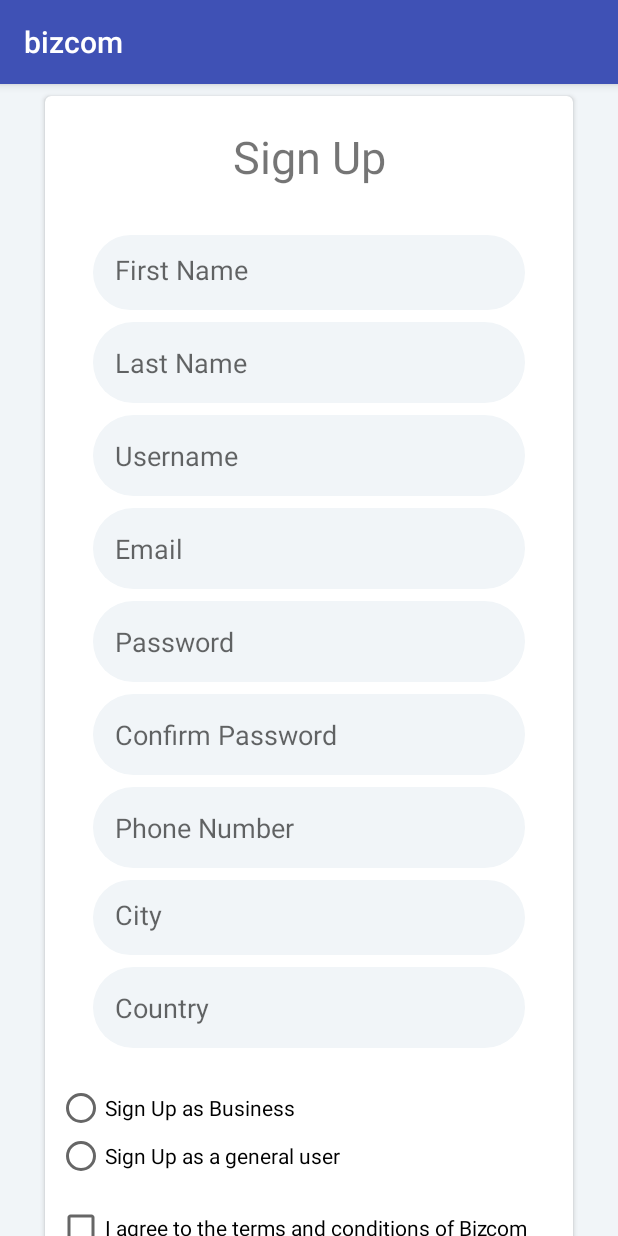
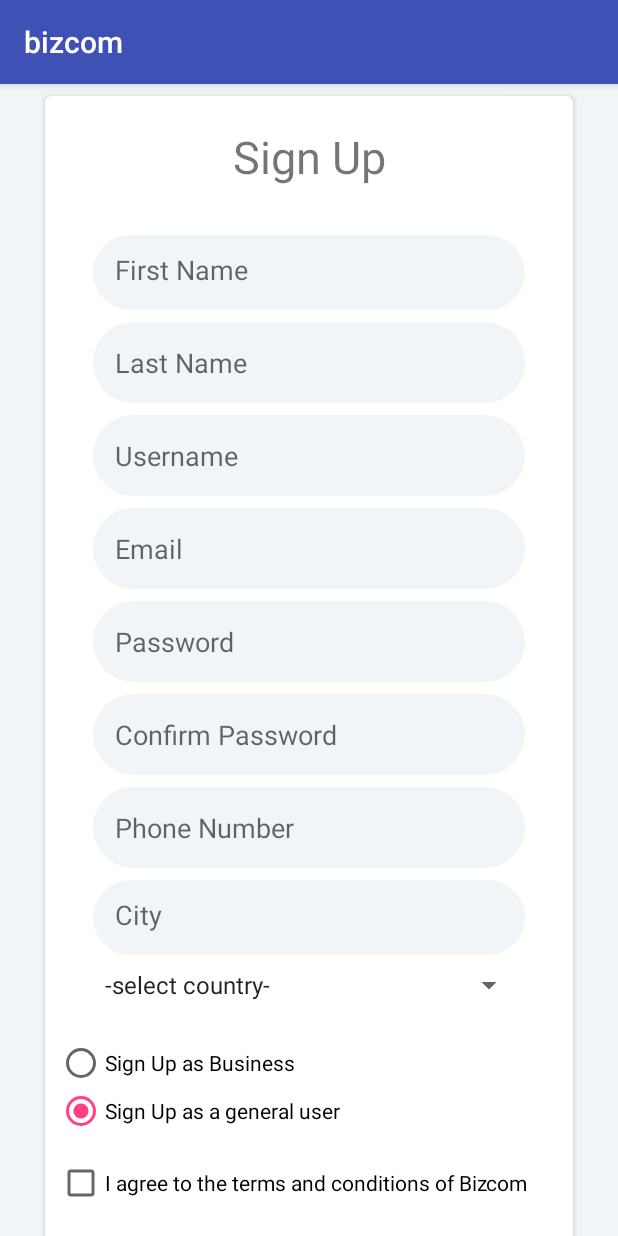
Before and after one commit to peaceofmind123/BizCom, an Android app: the screen it shows after launch (Signup before the commit, SignupActivity after it), on a phone screen of 412 x 824 dp. Run offline under Robolectric (Android 15) with nearby library versions, the phone set to English and light mode, and no system bars; libraries missing offline, so code that uses them is left out: com.basgeekball.awesomevalidation; 10 statements that could not run were skipped.

Commit message:
Added frontend validation to signup ui

```diff
--- a/code/frontend/bizcom/app/src/main/AndroidManifest.xml
+++ b/code/frontend/bizcom/app/src/main/AndroidManifest.xml
@@ -9,7 +9,7 @@
         android:roundIcon="@mipmap/ic_launcher_round"
         android:supportsRtl="true"
         android:theme="@style/AppTheme">
-        <activity android:name=".Signup">
+        <activity android:name=".SignupActivity">
             <intent-filter>
                 <action android:name="android.intent.action.MAIN" />
 
--- a/code/frontend/bizcom/app/src/main/java/bizcom/bizcom/Signup.java
+++ /dev/null
@@ -1,24 +0,0 @@
-package bizcom.bizcom;
-
-import android.support.v7.app.AppCompatActivity;
-import android.os.Bundle;
-import android.view.View;
-import android.widget.Button;
-import android.widget.EditText;
-
-public class Signup extends AppCompatActivity {
-
-    private String fName;
-    public void btnSignupHandler(View view) {
-        EditText fNameText = findViewById(R.id.fName);
-        fName = fNameText.getText().toString();
-    }
-
-    @Override
-    protected void onCreate(Bundle savedInstanceState) {
-        super.onCreate(savedInstanceState);
-        setContentView(R.layout.activity_signup);
-    }
-
-
-}
--- /dev/null
+++ b/code/frontend/bizcom/app/src/main/java/bizcom/bizcom/SignupActivity.java
@@ -0,0 +1,190 @@
+package bizcom.bizcom;
+
+import android.graphics.Color;
+import android.graphics.PorterDuff;
+import android.graphics.drawable.ColorDrawable;
+import android.support.v7.app.AppCompatActivity;
+import android.os.Bundle;
+import android.view.View;
+import android.widget.AdapterView;
+import android.widget.ArrayAdapter;
+import android.widget.Button;
+import android.widget.CheckBox;
+import android.widget.CompoundButton;
+import android.widget.EditText;
+import android.widget.RadioGroup;
+import android.widget.Spinner;
+import android.widget.TextView;
+
+import com.basgeekball.awesomevalidation.AwesomeValidation;
+import com.basgeekball.awesomevalidation.ValidationHolder;
+import com.basgeekball.awesomevalidation.ValidationStyle;
+import com.basgeekball.awesomevalidation.utility.RegexTemplate;
+import com.basgeekball.awesomevalidation.utility.custom.CustomErrorReset;
+import com.basgeekball.awesomevalidation.utility.custom.CustomValidation;
+import com.basgeekball.awesomevalidation.utility.custom.CustomValidationCallback;
+import com.basgeekball.awesomevalidation.utility.custom.SimpleCustomValidation;
+
+import java.util.ArrayList;
+import java.util.Collections;
+import java.util.Locale;
+
+public class SignupActivity extends AppCompatActivity implements AdapterView.OnItemSelectedListener {
+
+    String fName;
+    EditText fNameText;
+    EditText lNameText;
+    EditText userNameText;
+    EditText emailText;
+    EditText passwordText;
+    EditText confirmPasswordText;
+    EditText phoneText;
+    EditText cityText;
+    Spinner countrySpinner;
+    RadioGroup userSelectGroup;
+    CheckBox tosAccept;
+    Button signupBtn;
+    String lName;
+    String userName;
+    String email;
+    String password;
+    String confirmPassword;
+    String phone;
+    String city;
+    String country;
+    AwesomeValidation awesomeValidation;
+    ArrayList<String> countries;
+
+    public void signUp(View view) {
+        fName = fNameText.getText().toString();
+        lName = lNameText.getText().toString();
+        userName = userNameText.getText().toString();
+        email = emailText.getText().toString();
+        password = passwordText.getText().toString();
+        confirmPassword = confirmPasswordText.getText().toString();
+        phone = phoneText.getText().toString();
+        city = cityText.getText().toString();
+
+
+
+    }
+
+    @Override
+    protected void onCreate(Bundle savedInstanceState) {
+        super.onCreate(savedInstanceState);
+        setContentView(R.layout.activity_signup);
+        getCountries();
+        updateUI();
+
+        awesomeValidation = new AwesomeValidation(ValidationStyle.BASIC);
+        awesomeValidation.addValidation(SignupActivity.this, R.id.fName, "[a-zA-Z\\s]+", R.string.err_fname);
+        awesomeValidation.addValidation(SignupActivity.this, R.id.lName, "[a-zA-Z\\s]+", R.string.err_lname);
+        awesomeValidation.addValidation(SignupActivity.this, R.id.userName, "[a-zA-Z\\s]+", R.string.err_username);
+        awesomeValidation.addValidation(SignupActivity.this, R.id.email, android.util.Patterns.EMAIL_ADDRESS, R.string.err_email);
+        String regexPassword = "(?=.*[a-z])(?=.*[A-Z])(?=.*[\\d])(?=.*[~`!@#\\$%\\^&\\*\\(\\)\\-_\\+=\\{\\}\\[\\]\\|\\;:\"<>,./\\?]).{8,}";
+        awesomeValidation.addValidation(SignupActivity.this, R.id.password, regexPassword, R.string.err_password);
+        awesomeValidation.addValidation(SignupActivity.this, R.id.confirmPassword, R.id.password, R.string.err_confirmpassword);
+        awesomeValidation.addValidation(SignupActivity.this, R.id.phone, RegexTemplate.TELEPHONE, R.string.err_phone);
+        awesomeValidation.addValidation(SignupActivity.this, R.id.city, "[a-zA-Z\\s]+", R.string.err_city);
+
+        awesomeValidation.addValidation(this, R.id.country, new CustomValidation() {
+            @Override
+            public boolean compare(ValidationHolder validationHolder) {
+                if (((Spinner) validationHolder.getView()).getSelectedItem().toString().equals("-select country-")) {
+                    return false;
+                } else {
+                    return true;
+                }
+            }
+        }, new CustomValidationCallback() {
+            @Override
+            public void execute(ValidationHolder validationHolder) {
+                TextView textViewError = (TextView) ((Spinner) validationHolder.getView()).getSelectedView();
+                textViewError.setError(validationHolder.getErrMsg());
+                textViewError.setTextColor(Color.RED);
+            }
+        }, new CustomErrorReset() {
+            @Override
+            public void reset(ValidationHolder validationHolder) {
+                TextView textViewError = (TextView) ((Spinner) validationHolder.getView()).getSelectedView();
+                textViewError.setError(null);
+                textViewError.setTextColor(Color.BLACK);
+            }
+        }, R.string.err_country);
+
+        signupBtn.setOnClickListener(new View.OnClickListener(){
+
+            @Override
+            public void onClick(View v) {
+                awesomeValidation.validate();
+            }
+        });
+        tosAccept.setOnCheckedChangeListener(new CheckBox.OnCheckedChangeListener() {
+            @Override
+            public void onCheckedChanged(CompoundButton buttonView, boolean isChecked) {
+                if(isChecked)
+                {
+                    //enable signup button if tos accept is selected
+                    signupBtn.setEnabled(true);
+                    signupBtn.setBackgroundColor(SignupActivity.this.getResources().getColor(R.color.colorPrimary));
+                }
+                else
+                {
+                    signupBtn.setEnabled(false);
+                    signupBtn.setBackgroundColor(SignupActivity.this.getResources().getColor(R.color.graycolor));
+
+
+                }
+            }
+        });
+    }
+
+    private void getCountries() {
+        countries = new ArrayList<String>();
+        Locale[] locales = Locale.getAvailableLocales();
+        for (Locale locale : locales) {
+            String country = locale.getDisplayCountry();
+            if (country.trim().length() > 0 && !countries.contains(country)) {
+                countries.add(country);
+            }
+        }
+        Collections.sort(countries);
+        countries.add(0,"-select country-");
+    }
+
+    private void updateUI() {
+        fNameText = findViewById(R.id.fName);
+        lNameText = findViewById(R.id.lName);
+        userNameText = findViewById(R.id.userName);
+        emailText = findViewById(R.id.email);
+        passwordText = findViewById(R.id.password);
+        confirmPasswordText = findViewById(R.id.confirmPassword);
+        phoneText = findViewById(R.id.phone);
+        cityText = findViewById(R.id.city);
+        countrySpinner = findViewById(R.id.country);
+        userSelectGroup = findViewById(R.id.userSelect);
+        userSelectGroup.check(R.id.general);
+        tosAccept = findViewById(R.id.tosAccept);
+        signupBtn = findViewById(R.id.btnSignup);
+        signupBtn.setEnabled(false); //disabled by default, enabled after the tos has been checked
+        signupBtn.setBackgroundColor(this.getResources().getColor(R.color.graycolor));
+        ArrayAdapter<String> adapter = new ArrayAdapter<String>(this,android.R.layout.simple_spinner_item,countries);
+        adapter.setDropDownViewResource(android.R.layout.simple_spinner_dropdown_item);
+        countrySpinner.setAdapter(adapter);
+        String currentCountry = this.getResources().getConfiguration().locale.getCountry();
+        countrySpinner.setSelection(countries.indexOf(currentCountry));
+        countrySpinner.setOnItemSelectedListener(this);
+    }
+
+
+    @Override
+    public void onItemSelected(AdapterView<?> parent, View view, int position, long id) {
+            //since we only have one adapter view, we can safely assume the parent is the countries spinner
+        country = parent.getItemAtPosition(position).toString();
+    }
+
+    @Override
+    public void onNothingSelected(AdapterView<?> parent) {
+
+    }
+}
--- a/code/frontend/bizcom/app/src/main/res/drawable/buttonstyle.xml
+++ b/code/frontend/bizcom/app/src/main/res/drawable/buttonstyle.xml
@@ -3,4 +3,5 @@
     <corners android:radius="50dp"></corners>
     <padding android:bottom="15dp" android:left="15dp" android:right="15dp" android:top="15dp"></padding>
     <solid android:color="@color/colorPrimaryDark"></solid>
+
 </shape>
--- a/code/frontend/bizcom/app/src/main/res/layout/activity_signup.xml
+++ b/code/frontend/bizcom/app/src/main/res/layout/activity_signup.xml
@@ -5,7 +5,7 @@
     android:layout_width="match_parent"
     android:layout_height="match_parent"
     android:background="@color/azure"
-    tools:context="bizcom.bizcom.Signup">
+    tools:context="bizcom.bizcom.SignupActivity">
 
     <android.support.v7.widget.CardView
         android:id="@+id/signupCard"
@@ -90,7 +90,7 @@
                     app:layout_constraintTop_toBottomOf="@+id/lName" />
 
                 <EditText
-                    android:id="@+id/editText6"
+                    android:id="@+id/email"
                     android:layout_width="0dp"
                     android:layout_height="wrap_content"
                     android:layout_marginEnd="32dp"
@@ -117,7 +117,7 @@
                     android:inputType="textPassword"
                     app:layout_constraintEnd_toEndOf="parent"
                     app:layout_constraintStart_toStartOf="parent"
-                    app:layout_constraintTop_toBottomOf="@+id/editText6" />
+                    app:layout_constraintTop_toBottomOf="@+id/email" />
 
                 <EditText
                     android:id="@+id/confirmPassword"
@@ -164,23 +164,23 @@
                     app:layout_constraintStart_toStartOf="parent"
                     app:layout_constraintTop_toBottomOf="@+id/phone" />
 
-                <EditText
+                <Spinner
                     android:id="@+id/country"
                     android:layout_width="0dp"
                     android:layout_height="wrap_content"
                     android:layout_marginEnd="32dp"
                     android:layout_marginStart="32dp"
                     android:layout_marginTop="8dp"
-                    android:background="@drawable/edittextstyle"
+
                     android:ems="10"
-                    android:hint="Country"
+
                     android:inputType="textPersonName"
                     app:layout_constraintEnd_toEndOf="parent"
                     app:layout_constraintStart_toStartOf="parent"
                     app:layout_constraintTop_toBottomOf="@+id/city" />
 
                 <RadioGroup
-                    android:id="@+id/radioGroup"
+                    android:id="@+id/userSelect"
                     android:layout_width="0dp"
                     android:layout_height="wrap_content"
                     android:layout_marginEnd="8dp"
@@ -215,10 +215,10 @@
                     android:text="I agree to the terms and conditions of Bizcom"
                     app:layout_constraintEnd_toEndOf="parent"
                     app:layout_constraintStart_toStartOf="parent"
-                    app:layout_constraintTop_toBottomOf="@+id/radioGroup" />
+                    app:layout_constraintTop_toBottomOf="@+id/userSelect" />
 
                 <Button
-                    android:onClick="btnSignupHandler"
+                    android:onClick="signUp"
                     android:id="@+id/btnSignup"
                     android:layout_width="wrap_content"
                     android:layout_height="wrap_content"
--- a/code/frontend/bizcom/app/src/main/res/values/colors.xml
+++ b/code/frontend/bizcom/app/src/main/res/values/colors.xml
@@ -4,4 +4,5 @@
     <color name="colorPrimaryDark">#303F9F</color>
     <color name="colorAccent">#FF4081</color>
     <color name="azure"> #f1f5f8</color>
+    <color name="graycolor">#808080</color>
 </resources>
--- a/code/frontend/bizcom/app/src/main/res/values/strings.xml
+++ b/code/frontend/bizcom/app/src/main/res/values/strings.xml
@@ -1,3 +1,15 @@
 <resources>
     <string name="app_name">bizcom</string>
+    <string name="err_fname">Please enter a valid first name.</string>
+    <string name="err_lname">Please enter a valid last name</string>
+    <string name="err_username">Please enter a valid username</string>
+    <string name="err_email">Please enter a valid email</string>
+    <string name="err_password">Password must be at least 8 characters long and must contain
+             at least one number, one uppercase and one lowercase symbol</string>
+    <string name="err_confirmpassword">Passwords do not match</string>
+    <string name="err_phone">Please enter a valid phone number</string>
+    <string name="err_city">Please enter a valid city name</string>
+    <string name="err_country">Please enter a valid country</string>
+    <string name="err_tosaccept">Cannot signup without accepting Terms of service</string>
+
 </resources>
```
Also changed, not shown: code/frontend/bizcom/app/build.gradle (+6 -3 lines).
